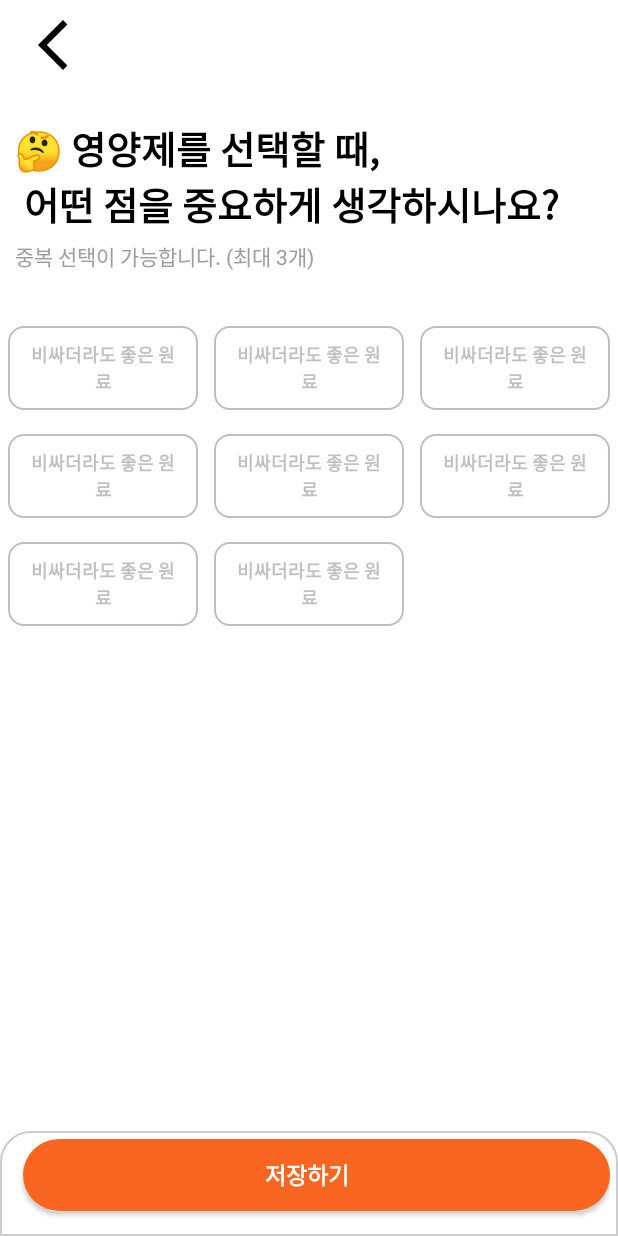
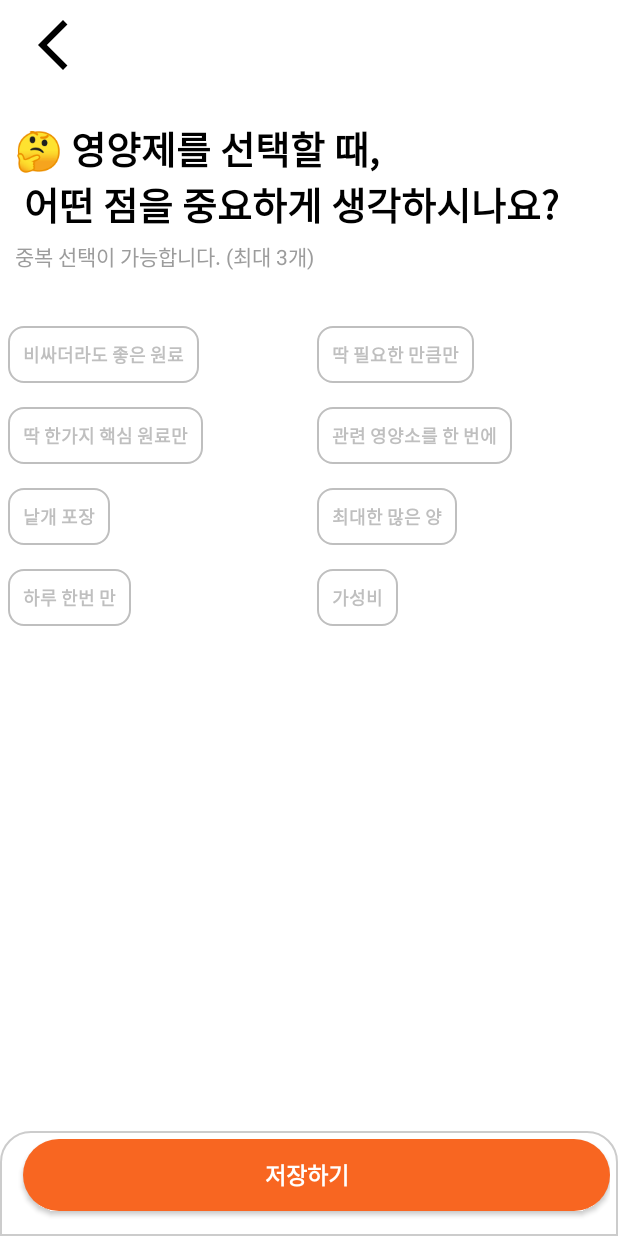
Before and after one commit to hongseungmn/Medi_Q_Android, an Android app: the fragment AnalyzeReportFragment_1_type placed in its activity, on a phone screen of 412 x 824 dp. Run offline under Robolectric (Android 15) with nearby library versions, the phone set to English and light mode, and no system bars; our stand-ins replace RxJava; network calls fail.

Commit message:
안드로이드 업데이트

```diff
--- a/Kosmo/app/src/main/java/com/kosmo/kosmo/ReviewActivity.java
+++ b/Kosmo/app/src/main/java/com/kosmo/kosmo/ReviewActivity.java
@@ -65,7 +65,6 @@ public class ReviewActivity extends AppCompatActivity implements View.OnClickLis
         String[] thirdStringArray = getResources().getStringArray(R.array.review_question_third);
         ReviewActivityAdapter reviewActivityAdapter3 = new ReviewActivityAdapter(thirdStringArray);
         reviewNoEffectRecyclerView.setAdapter(reviewActivityAdapter3);
-
         reviewNoEffectRecyclerView.setLayoutManager(layoutManager3);
     }
 
--- a/Kosmo/app/src/main/java/com/kosmo/kosmo/analyze/AnalyzeReportFragment_1_type.java
+++ b/Kosmo/app/src/main/java/com/kosmo/kosmo/analyze/AnalyzeReportFragment_1_type.java
@@ -12,6 +12,7 @@ import androidx.annotation.Nullable;
 import androidx.appcompat.widget.LinearLayoutCompat;
 import androidx.fragment.app.Fragment;
 import androidx.recyclerview.widget.GridLayoutManager;
+import androidx.recyclerview.widget.LinearLayoutManager;
 import androidx.recyclerview.widget.RecyclerView;
 
 import com.kosmo.kosmo.R;
@@ -29,11 +30,12 @@ public class AnalyzeReportFragment_1_type extends Fragment implements View.OnCli
     @Override
     public View onCreateView(@NonNull LayoutInflater inflater, @Nullable ViewGroup container, @Nullable Bundle savedInstanceState) {
         fragmentAnalyzeReport1TypeBinding = FragmentAnalyzeReport1TypeBinding.inflate(getLayoutInflater());
-        String[] test = {"1","2","3","4","5","6","7","8"};
+        String[] test = {"비싸더라도 좋은 원료","딱 필요한 만큼만","딱 한가지 핵심 원료만","관련 영양소를 한 번에","낱개 포장","최대한 많은 양","하루 한번 만","가성비"};
         analyzeReportFragment_1_type_adaptor = new AnalyzeReportFragment_1_type_Adaptor(test);
         fragmentAnalyzeReport1TypeBinding.analyzeReportTypeRecyclerView.setAdapter(analyzeReportFragment_1_type_adaptor);
         recyclerView = fragmentAnalyzeReport1TypeBinding.analyzeReportTypeRecyclerView;
-        recyclerView.setLayoutManager(new GridLayoutManager(getContext(), 3));
+        LinearLayoutManager layoutManager3 = new LinearLayoutManager(getContext(), LinearLayoutManager.HORIZONTAL, false);
+        recyclerView.setLayoutManager(new GridLayoutManager(getContext(), 2));
         fragmentAnalyzeReport1TypeBinding.savePreferType.setOnClickListener(this);
         return fragmentAnalyzeReport1TypeBinding.getRoot();
     }
--- a/Kosmo/app/src/main/java/com/kosmo/kosmo/analyze/AnalyzeReportFragment_1_type_Adaptor.java
+++ b/Kosmo/app/src/main/java/com/kosmo/kosmo/analyze/AnalyzeReportFragment_1_type_Adaptor.java
@@ -71,6 +71,7 @@ public class AnalyzeReportFragment_1_type_Adaptor extends RecyclerView.Adapter<A
     public void onBindViewHolder(ViewHolder viewHolder, final int position) {
         viewHolder.getTextView().setTag("타입태그번호 : "+position);
         viewHolder.getTextView().setTag(R.id.is_selected,false);
+        viewHolder.getTextView().setText(localDataSet[position]);
         viewHolder.getTextView().setOnClickListener(this);
 
     }
--- a/Kosmo/app/src/main/java/com/kosmo/kosmo/ranking/TabFragmentNutrient.java
+++ b/Kosmo/app/src/main/java/com/kosmo/kosmo/ranking/TabFragmentNutrient.java
@@ -44,7 +44,9 @@ public class TabFragmentNutrient extends Fragment implements DialogInterface.OnD
         textView.setOnClickListener(view -> {
             customDialog = new TabFragmentNutrientCustomDialog(getContext(),view);
             customDialog.setOnDismissListener(this);
-            customDialog.getWindow().setBackgroundDrawable(new ColorDrawable(Color.TRANSPARENT));
+            int alpha = 50;
+            int color = Color.argb(alpha, 0, 0 , 0);
+            customDialog.getWindow().setBackgroundDrawable(new ColorDrawable(color));
             customDialog.show();
         });
         return originalLayout.getRootView();
--- a/Kosmo/app/src/main/java/com/kosmo/kosmo/ranking/TabFragmentPurpose.java
+++ b/Kosmo/app/src/main/java/com/kosmo/kosmo/ranking/TabFragmentPurpose.java
@@ -48,7 +48,9 @@ public class TabFragmentPurpose extends Fragment implements DialogInterface.OnDi
         textView.setOnClickListener(view -> {
             customDialog = new TabFragmentPurposeCustomDialog(getContext(),view);
             customDialog.setOnDismissListener(this);
-            customDialog.getWindow().setBackgroundDrawable(new ColorDrawable(Color.TRANSPARENT));
+            int alpha = 50;
+            int color = Color.argb(alpha, 0, 0 , 0);
+            customDialog.getWindow().setBackgroundDrawable(new ColorDrawable(color));
             customDialog.show();
         });
         return originalLayout.getRootView();
--- a/Kosmo/app/src/main/res/layout/fragment_analyze_report_1.xml
+++ b/Kosmo/app/src/main/res/layout/fragment_analyze_report_1.xml
@@ -153,7 +153,7 @@
                 android:id="@+id/prefer_type_text"
                 android:layout_width="match_parent"
                 android:layout_height="wrap_content"
-                android:text="해외 직구 제품, 관련 영양소를 한 번에"
+                android:text=""
                 android:textStyle="bold"
                 android:layout_marginTop="20dp"
                 android:textColor="#636363"/>
--- a/Kosmo/app/src/main/res/layout/report_type_recyclerview.xml
+++ b/Kosmo/app/src/main/res/layout/report_type_recyclerview.xml
@@ -9,7 +9,7 @@
     android:orientation="vertical"
     android:layout_margin="5dp">
     <TextView
-        android:layout_width="match_parent"
+        android:layout_width="wrap_content"
         android:layout_height="wrap_content"
         android:id="@+id/report_type_recyclerView_textview"
         android:text="비싸더라도 좋은 원료"
```
Also changed, not shown: Kosmo/app/src/main/java/com/kosmo/kosmo/ranking/TabFragmentCustomDialogUtil.java (+26 -14 lines).
